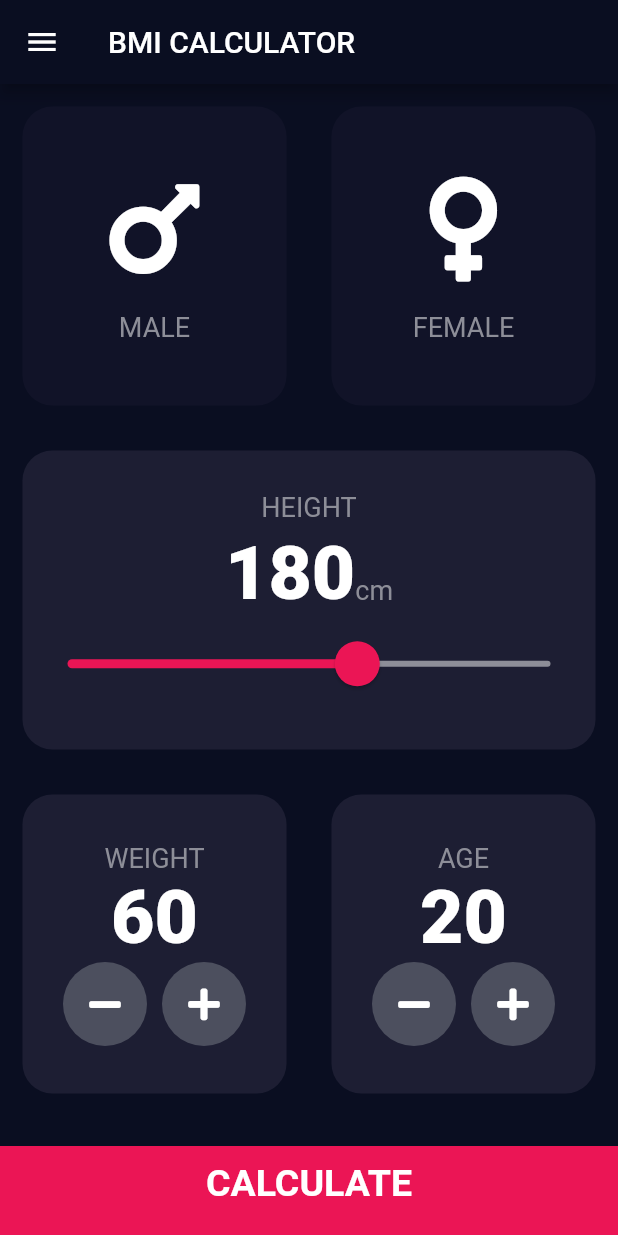
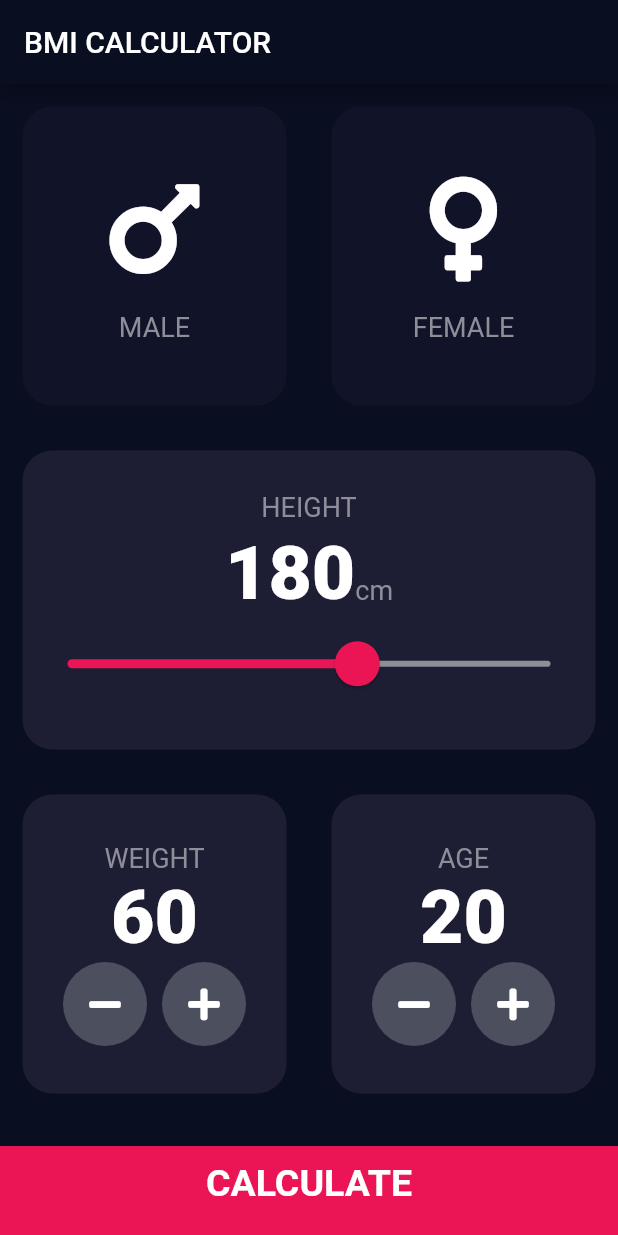
Before and after one commit to diksh735/BMICalculator, a Flutter app: the screen it shows after launch, on a phone screen of 412 x 824 dp. Run offline on Flutter 3.47's test engine with Material 2 defaults, Android fonts, the phone set to English and light mode, and no system bars; our stand-ins replace animated_splash_screen, font_awesome_flutter.

Commit message:
Added splash screen

```diff
--- a/lib/main.dart
+++ b/lib/main.dart
@@ -1,6 +1,7 @@
 import 'package:flutter/material.dart';
 import 'constants.dart';
 import 'screens/input_page.dart';
+import 'package:animated_splash_screen/animated_splash_screen.dart';
 
 void main() => runApp(BMICalculator());
 
@@ -8,11 +9,17 @@ class BMICalculator extends StatelessWidget {
   @override
   Widget build(BuildContext context) {
     return MaterialApp(
-      theme: ThemeData.dark().copyWith(
-        primaryColor: kPrimaryColour,
-        scaffoldBackgroundColor: kScaffoldBackgroundColor,
-      ),
-      home: InputPage(),
-    );
+        theme: ThemeData.dark().copyWith(
+          primaryColor: kPrimaryColour,
+          scaffoldBackgroundColor: kScaffoldBackgroundColor,
+        ),
+        title: 'Clean Code',
+        home: AnimatedSplashScreen(
+            duration: 1000,
+            splash: Icons.fitness_center,
+            nextScreen: InputPage(),
+            splashIconSize: 100,
+            splashTransition: SplashTransition.fadeTransition,
+            backgroundColor: Colors.blueGrey));
   }
 }
--- a/lib/screens/input_page.dart
+++ b/lib/screens/input_page.dart
@@ -1,3 +1,4 @@
+import 'package:flutter/cupertino.dart';
 import 'package:flutter/material.dart';
 import 'package:font_awesome_flutter/font_awesome_flutter.dart';
 import 'package:bmicalculator/components/icon_content.dart';
@@ -27,27 +28,6 @@ class _InputPageState extends State<InputPage> {
   @override
   Widget build(BuildContext context) {
     return Scaffold(
-      drawer: Theme(
-        data: Theme.of(context).copyWith(canvasColor: kInactiveCardColour),
-        child: Drawer(
-          child: ListView(
-            children: <Widget>[
-              ListTile(
-                title: Text(
-                  'Light Theme',
-                  style: TextStyle(fontSize: 17),
-                ),
-              ),
-              ListTile(
-                title: Text(
-                  'Dark Theme',
-                  style: TextStyle(fontSize: 17),
-                ),
-              )
-            ],
-          ),
-        ),
-      ),
       appBar: AppBar(
         title: Text('BMI CALCULATOR'),
       ),
```
Also changed, not shown: pubspec.yaml (+5 -2 lines), assets/img4.jpg (added), pubspec.lock.
